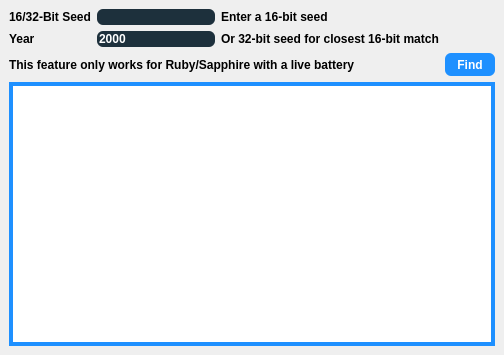
First picture: the form in Forms/Gen3/SeedToTime3.ui, repository Admiral-Fish/PokeFinder, before the edit.
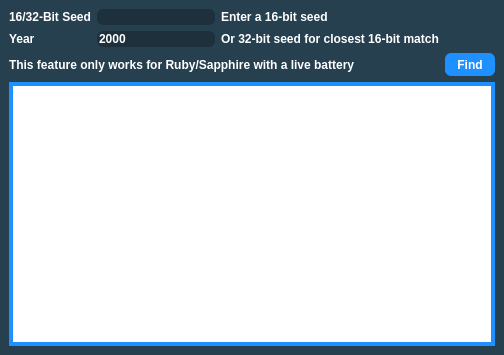
Second picture: the form after the edit. Custom widgets are drawn as their Qt base class.

```diff
--- a/Forms/Gen3/SeedToTime3.ui
+++ b/Forms/Gen3/SeedToTime3.ui
@@ -10,6 +10,12 @@
     <height>355</height>
    </rect>
   </property>
+  <property name="sizePolicy">
+   <sizepolicy hsizetype="Fixed" vsizetype="Fixed">
+    <horstretch>0</horstretch>
+    <verstretch>0</verstretch>
+   </sizepolicy>
+  </property>
   <property name="minimumSize">
    <size>
     <width>504</width>
@@ -26,29 +32,21 @@
    <string>Gen 3 Seed to Time</string>
   </property>
   <property name="styleSheet">
-   <string notr="true">QTabWidget {
+   <string notr="true">QMainWindow {
 	background-color: #274050;
-	border-radius: 10px;
-	margin-top: 7px;
-	font-family: &quot;Myriad Pro&quot;, Montserrat;
-	font-weight: 500;
 }
 
 QPushButton {
 	border: none;
 	border-radius: 6px;
 	color: white;
+	background-color: DodgerBlue;
 	font-family: &quot;Myriad Pro&quot;, Montserrat;
 	font-weight: 500;
 }
 
 QLabel {
-	color: black;
-	font-family: &quot;Myriad Pro&quot;, Montserrat;
-	font-weight: 500;
-}
-
-QWidget QLineEdit {
+	color: white;
 	font-family: &quot;Myriad Pro&quot;, Montserrat;
 	font-weight: 500;
 }
@@ -59,6 +57,8 @@
 	border:none;
 	border-radius: 6px;
 	color: white;
+	font-family: &quot;Myriad Pro&quot;, Montserrat;
+	font-weight: 500;
 }
 
 QTableView {
@@ -139,9 +139,7 @@
          </size>
         </property>
         <property name="styleSheet">
-         <string notr="true">QPushButton {
-	background-color: DodgerBlue;
-}</string>
+         <string notr="true"/>
         </property>
         <property name="text">
          <string>Find</string>
```
